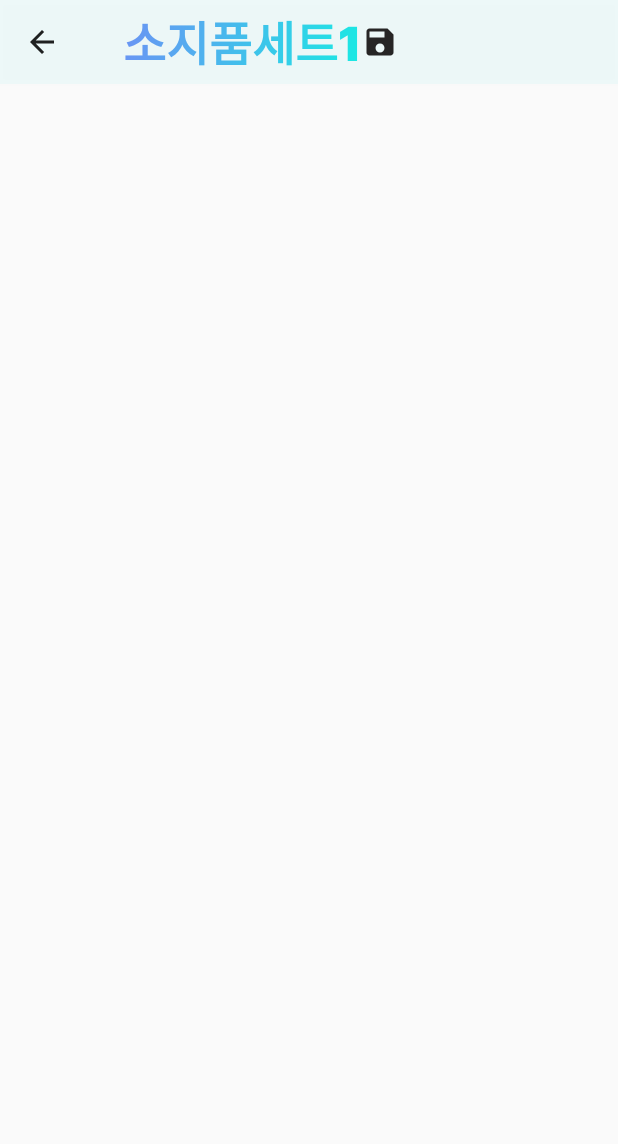
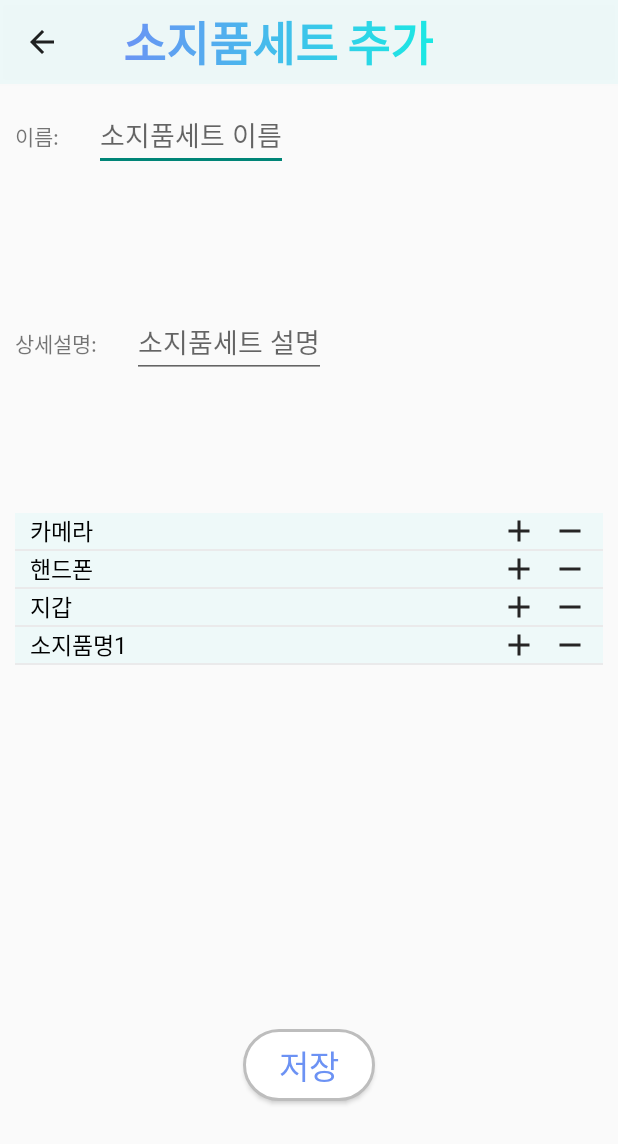
Before and after one commit to LeeJinGue/Magic_Mirror, an Android app: the BelongingSetAddActivity screen opened directly, with no data from a screen before it, on a phone screen of 412 x 824 dp. Shown: the top 1144 px of the screen. Run offline under Robolectric (Android 15) with nearby library versions, the phone set to English and light mode, and no system bars.

Commit message:
1. 소지품 세트 Fragment 구현 - 세트 리스트 or 수정버튼 클릭시 세트 수정으로 넘어가도록 구현해야함 2. 소지품 세트 추가 Activity 구현 - 저장시 이전 화면으로 돌아가면서 저장된 데이터 전달해줘야함 3. 소지품 세트 리스트, 소지품 아이템 리스트 Recycler View 및 Adapter 구현

```diff
--- a/SmartMirror/app/src/main/java/com/cookandroid/smartmirror/activities/BelongingSetAddActivity.java
+++ b/SmartMirror/app/src/main/java/com/cookandroid/smartmirror/activities/BelongingSetAddActivity.java
@@ -6,17 +6,25 @@ import androidx.annotation.NonNull;
 import androidx.appcompat.app.ActionBar;
 import androidx.appcompat.app.AppCompatActivity;
 import androidx.appcompat.widget.Toolbar;
+import androidx.recyclerview.widget.DividerItemDecoration;
+import androidx.recyclerview.widget.LinearLayoutManager;
+import androidx.recyclerview.widget.RecyclerView;
 
 import android.content.Context;
 import android.os.Bundle;
 import android.view.Gravity;
 import android.view.MenuItem;
+import android.widget.Button;
+import android.widget.EditText;
 import android.widget.ImageView;
 import android.widget.LinearLayout;
 import android.widget.TextView;
 
 import com.cookandroid.smartmirror.Methods;
 import com.cookandroid.smartmirror.R;
+import com.cookandroid.smartmirror.adapter.BelongingItemRecyclerAdapter;
+
+import java.util.ArrayList;
 
 public class BelongingSetAddActivity extends AppCompatActivity {
     @Override
@@ -30,26 +38,43 @@ public class BelongingSetAddActivity extends AppCompatActivity {
         return super.onOptionsItemSelected(item);
     }
     Context context;
+    EditText belongingNameEditText;
+    Button belongingSetAddBtn;
+    RecyclerView belongingItemRecyclerView;
+    BelongingItemRecyclerAdapter belongingItemRecyclerAdapter;
     @Override
     protected void onCreate(Bundle savedInstanceState) {
         super.onCreate(savedInstanceState);
         setContentView(R.layout.activity_belonging_set_add);
         context = getApplicationContext();
         // Add Coustom AppBar & Set Title Color Gradient
-        Toolbar toolbar = (Toolbar) findViewById(R.id.toolbar);
+        Toolbar toolbar = (Toolbar) findViewById(R.id.belongingSetAddAppBar);
         TextView tvTitle = toolbar.findViewById(R.id.toolbarTv);
-        ImageView saveBtn = new ImageView(getApplicationContext());
-        LinearLayout.LayoutParams saveBtnParmas = new LinearLayout.LayoutParams(ConvertDPtoPX(context,24), ConvertDPtoPX(context,24));
-        saveBtnParmas.gravity = Gravity.RIGHT;
-        saveBtn.setImageResource(R.drawable.ic_save_24);
-        saveBtn.setLayoutParams(saveBtnParmas);
-        toolbar.addView(saveBtn);
-        tvTitle.setText("소지품세트1");
+        tvTitle.setText("소지품세트 추가");
         Methods methods = new Methods();
         methods.setGradient(getColor(R.color.titleStart), getColor(R.color.titleEnd), tvTitle);
         setSupportActionBar(toolbar);
         ActionBar ab = getSupportActionBar();
         ab.setDisplayShowTitleEnabled(false);
         ab.setDisplayHomeAsUpEnabled(true);
+
+        // 소지품 세트의 이름을 입력하는 EditText
+        belongingNameEditText = findViewById(R.id.belongingSetNameEditText);
+        // 소지품 세트를 추가하는(현재까지 입력한 소지품들을 저장하는) 버튼
+        belongingSetAddBtn = findViewById(R.id.belongingSetAddBtn);
+        // 현재 소지품 세트의 소지품 아이템 리스트를 보여주는 Recycler View
+        belongingItemRecyclerView = findViewById(R.id.belongingItemRecyclerView);
+        ArrayList<String> belongingItemList = new ArrayList<>();
+        belongingItemRecyclerAdapter = new BelongingItemRecyclerAdapter(belongingItemList);
+        belongingItemRecyclerView.setAdapter(belongingItemRecyclerAdapter);
+        belongingItemRecyclerView.setLayoutManager(new LinearLayoutManager(context, RecyclerView.VERTICAL, false));
+        belongingItemRecyclerView.addItemDecoration(new DividerItemDecoration(context, LinearLayoutManager.VERTICAL));
+        belongingItemList.add("카메라");
+        belongingItemList.add("핸드폰");
+        belongingItemList.add("지갑");
+        belongingItemRecyclerAdapter.addItem("소지품명1");
+        belongingItemRecyclerAdapter.notifyDataSetChanged();
+
+
     }
 }
--- a/SmartMirror/app/src/main/java/com/cookandroid/smartmirror/activities/MainScreenActivity.java
+++ b/SmartMirror/app/src/main/java/com/cookandroid/smartmirror/activities/MainScreenActivity.java
@@ -111,7 +111,7 @@ public class MainScreenActivity extends AppCompatActivity {
      */
     @Override
     public boolean onCreateOptionsMenu(Menu menu) {
-        getMenuInflater().inflate(R.menu.menu_main,menu);
+        getMenuInflater().inflate(R.menu.menu_profile_select,menu);
         return true;
     }
 
--- /dev/null
+++ b/SmartMirror/app/src/main/java/com/cookandroid/smartmirror/adapter/BelongingItemRecyclerAdapter.java
@@ -0,0 +1,140 @@
+package com.cookandroid.smartmirror.adapter;
+
+import android.app.AlertDialog;
+import android.content.Context;
+import android.content.DialogInterface;
+import android.util.Log;
+import android.view.LayoutInflater;
+import android.view.View;
+import android.view.ViewGroup;
+import android.widget.EditText;
+import android.widget.ImageView;
+import android.widget.TextView;
+
+import androidx.annotation.NonNull;
+import androidx.recyclerview.widget.RecyclerView;
+
+import com.cookandroid.smartmirror.R;
+
+import org.w3c.dom.Text;
+
+import java.util.ArrayList;
+
+public class BelongingItemRecyclerAdapter extends RecyclerView.Adapter<BelongingItemRecyclerAdapter.ViewHolder> {
+    ArrayList<String> belongingItemList = new ArrayList<>();
+
+    // 아이템 뷰를 위한뷰홀더 객체를 생성하여 리턴
+    @NonNull
+    @Override
+    public BelongingItemRecyclerAdapter.ViewHolder onCreateViewHolder(@NonNull ViewGroup parent, int viewType) {
+        Context context = parent.getContext();
+        LayoutInflater inflater = (LayoutInflater) context.getSystemService(Context.LAYOUT_INFLATER_SERVICE);
+        View view = inflater.inflate(R.layout.belonging_item, parent, false);
+        BelongingItemRecyclerAdapter.ViewHolder vh = new BelongingItemRecyclerAdapter.ViewHolder(view);
+        return vh;
+    }
+
+    // position에 해당하는 데이터를 뷰홀더의 아이템뷰에 표시한다.
+    @Override
+    public void onBindViewHolder(@NonNull ViewHolder holder, int position) {
+        holder.name = belongingItemList.get(position);
+        holder.index = holder.getAdapterPosition();
+        holder.belongingItemNameTextView.setText(belongingItemList.get(position));
+    }
+
+    public BelongingItemRecyclerAdapter(ArrayList<String> belongingItemList){
+        this.belongingItemList = belongingItemList;
+    }
+    public void addItem(String name){
+        Log.i("BelongingRecyclerAdapter", name+"아이템 추가");
+        belongingItemList.add(name);
+        notifyItemInserted(belongingItemList.size());
+        notifyItemRangeChanged(belongingItemList.size()-1, belongingItemList.size());
+    }
+    public String getItemName(int index){
+        return belongingItemList.get(index);
+    }
+    public void removeAt(int index){
+        Log.i("BelongingRecyclerAdapter", index+"번째 아이템 삭제");
+        belongingItemList.remove(index);
+        notifyItemRemoved(index);
+        notifyItemRangeChanged(index, belongingItemList.size());
+    }
+
+    @Override
+    public int getItemCount() {
+        return belongingItemList.size();
+    }
+
+    public class ViewHolder extends RecyclerView.ViewHolder{
+        // 소지품 아이템 한 줄 한줄과 매칭시켜주는?
+        private Context context;
+        private String name;
+        private TextView belongingItemNameTextView;
+        private ImageView belongingItemAddBtn, belongingItemDelBtn;
+        private EditText nameEditText;
+        private int index;
+        public ViewHolder(@NonNull View itemView) {
+            super(itemView);
+            context = itemView.getContext();
+
+            belongingItemNameTextView = (TextView) itemView.findViewById(R.id.belongingItemNameTextView);
+            belongingItemAddBtn = (ImageView) itemView.findViewById(R.id.belongingItemAddBtn);
+            belongingItemAddBtn.setOnClickListener(new View.OnClickListener() {
+                @Override
+                public void onClick(View v) {
+                    AlertDialog.Builder alertDialog = new AlertDialog.Builder(context);
+                    alertDialog.create();
+                    nameEditText = new EditText(alertDialog.getContext());
+                    alertDialog
+                            .setTitle("소지품 명을 입력해주세요.")
+                            .setPositiveButton("추가", new DialogInterface.OnClickListener() {
+                                @Override
+                                public void onClick(DialogInterface dialog, int which) {
+                                    String belongingItemName = nameEditText.getText().toString();
+                                    Log.i("belongingItemAddDialog", "소지품 리스트에 '"+belongingItemName+"' 추가");
+                                    addItem(belongingItemName);
+                                    dialog.dismiss();
+                                }
+                            })
+                            .setNegativeButton("취소", new DialogInterface.OnClickListener() {
+                                @Override
+                                public void onClick(DialogInterface dialog, int which) {
+                                    Log.i("belongingItemAddDialog", "취소");
+                                    dialog.dismiss();
+                                }
+                            })
+                            .setView(nameEditText);
+                    alertDialog.show();
+                }
+            });
+            belongingItemDelBtn = (ImageView) itemView.findViewById(R.id.belongingItemDelBtn);
+            belongingItemDelBtn.setOnClickListener(new View.OnClickListener() {
+                @Override
+                public void onClick(View v) {
+                    AlertDialog.Builder alertDialog = new AlertDialog.Builder(v.getContext());
+                    alertDialog.create();
+                    alertDialog
+                            .setTitle("정말 삭제 하시겠습니까?")
+                            .setPositiveButton("삭제", new DialogInterface.OnClickListener() {
+                                @Override
+                                public void onClick(DialogInterface dialog, int which) {
+                                    Log.i("belongingItemDelDialog", index+"번째 아이템 "+"삭제");
+                                    removeAt(index);
+                                    dialog.dismiss();
+                                }
+                            })
+                            .setNegativeButton("취소", new DialogInterface.OnClickListener() {
+                                @Override
+                                public void onClick(DialogInterface dialog, int which) {
+                                    Log.i("belongingItemDelDialog", "취소");
+                                    dialog.dismiss();
+                                }
+                            });
+                    alertDialog.show();
+                }
+            });
+
+        }
+    }
+}
--- a/SmartMirror/app/src/main/java/com/cookandroid/smartmirror/adapter/ScheduleRecyclerAdapter.java
+++ b/SmartMirror/app/src/main/java/com/cookandroid/smartmirror/adapter/ScheduleRecyclerAdapter.java
@@ -84,6 +84,7 @@ public class ScheduleRecyclerAdapter extends RecyclerView.Adapter<ScheduleRecycl
         int index;
         public ViewHolder(@NonNull View itemView) {
             super(itemView);
+            context = itemView.getContext();
 
             scheduleIconAndTime = itemView.findViewById(R.id.scheduleIconAndTime);
             scheduleIcon = itemView.findViewById(R.id.scheduleIcon);
@@ -115,7 +116,6 @@ public class ScheduleRecyclerAdapter extends RecyclerView.Adapter<ScheduleRecycl
                     alertDialog.show();
                 }
             });
-            context = itemView.getContext();
             // 일정 클릭시 수정 화면으로 이동
             itemView.setOnClickListener(new View.OnClickListener() {
                 @Override
--- a/SmartMirror/app/src/main/java/com/cookandroid/smartmirror/navigationFragment/CheckBelongingsFragment.java
+++ b/SmartMirror/app/src/main/java/com/cookandroid/smartmirror/navigationFragment/CheckBelongingsFragment.java
@@ -16,7 +16,7 @@ import android.widget.Button;
 
 import com.cookandroid.smartmirror.R;
 import com.cookandroid.smartmirror.activities.BelongingSetAddActivity;
-import com.cookandroid.smartmirror.adapter.BelongingListRecyclerAdapter;
+import com.cookandroid.smartmirror.adapter.BelongingSetRecyclerAdapter;
 import com.cookandroid.smartmirror.dataClass.belongingSetData;
 
 import java.util.ArrayList;
@@ -27,7 +27,7 @@ public class CheckBelongingsFragment extends Fragment {
     Context context;
     Button belongingAddBtn;
     ArrayList<belongingSetData> mList;
-    BelongingListRecyclerAdapter mAdapter;
+    BelongingSetRecyclerAdapter mAdapter;
     @Override
     public View onCreateView(LayoutInflater inflater, ViewGroup container,
                              Bundle savedInstanceState) {
@@ -46,7 +46,7 @@ public class CheckBelongingsFragment extends Fragment {
             }
         });
         mList = new ArrayList<>();
-        mAdapter = new BelongingListRecyclerAdapter(mList);
+        mAdapter = new BelongingSetRecyclerAdapter(mList);
         belongingSetRecyclerView.setAdapter(mAdapter);
         belongingSetRecyclerView.setLayoutManager(new LinearLayoutManager(rootView.getContext(), RecyclerView.VERTICAL, false));
         belongingSetRecyclerView.addItemDecoration(new DividerItemDecoration(rootView.getContext(), LinearLayoutManager.VERTICAL));
--- a/SmartMirror/app/src/main/res/layout/activity_belonging_set_add.xml
+++ b/SmartMirror/app/src/main/res/layout/activity_belonging_set_add.xml
@@ -6,16 +6,88 @@
     android:layout_height="match_parent"
     android:orientation="vertical"
     android:id="@+id/belongingSetAddLayout"
+    android:weightSum="12"
     tools:context=".activities.BelongingSetAddActivity">
-    <include layout="@layout/custom_appbar"></include>
-    <androidx.recyclerview.widget.RecyclerView
+
+    <include layout="@layout/custom_appbar"
+        android:id="@+id/belongingSetAddAppBar"></include>
+
+    <LinearLayout
         android:layout_width="match_parent"
         android:layout_height="0dp"
-        android:layout_weight="8"
+        android:layout_weight="2"
         android:layout_marginVertical="10dp"
+        android:id="@+id/belongingSetNameLayout"
+        android:layout_gravity="center_horizontal"
+        android:orientation="horizontal">
+        <TextView
+            android:layout_width="wrap_content"
+            android:layout_height="wrap_content"
+            android:text="이름: "
+            android:layout_marginHorizontal="10dp"
+            ></TextView>
+
+        <EditText
+            android:id="@+id/belongingSetNameEditText"
+            android:layout_width="wrap_content"
+            android:layout_height="wrap_content"
+            android:layout_marginHorizontal="10dp"
+            android:hint="소지품세트 이름"></EditText>
+
+    </LinearLayout>
+    <LinearLayout
+        android:layout_width="match_parent"
+        android:layout_height="0dp"
+        android:layout_weight="2"
+        android:layout_marginVertical="10dp"
+        android:layout_centerHorizontal="true"
+        android:id="@+id/belongingSetDetailLayout"
+        android:layout_below="@+id/belongingSetNameLayout"
+        android:orientation="horizontal">
+        <TextView
+            android:layout_width="wrap_content"
+            android:layout_height="wrap_content"
+            android:text="상세설명: "
+            android:layout_marginHorizontal="10dp"
+            ></TextView>
+
+        <EditText
+            android:id="@+id/belongingSetDetailEditText"
+            android:layout_width="wrap_content"
+            android:layout_height="wrap_content"
+            android:layout_marginHorizontal="10dp"
+            android:hint="소지품세트 설명"></EditText>
+
+    </LinearLayout>
+
+    <androidx.recyclerview.widget.RecyclerView
+        android:id="@+id/belongingItemRecyclerView"
+        android:layout_width="match_parent"
+        android:layout_height="0dp"
+        android:layout_weight="5.5"
+        android:scrollbars="vertical"
+        android:layout_gravity="center_horizontal"
         android:layout_marginHorizontal="10dp"
-        android:layout_gravity="center_horizontal"
-        android:id="@+id/belongingItemRecyclerView"></androidx.recyclerview.widget.RecyclerView>
+        android:layout_below="@+id/belongingSetDetailLayout"
+        android:layout_marginVertical="10dp"></androidx.recyclerview.widget.RecyclerView>
+    <LinearLayout
+        android:layout_width="match_parent"
+        android:layout_height="0dp"
+        android:layout_weight="2"
+        android:orientation="vertical"
+        android:layout_gravity="fill_vertical">
+        <Button
+            android:layout_width="wrap_content"
+            android:layout_height="wrap_content"
+            android:id="@+id/belongingSetAddBtn"
+            android:layout_marginVertical="10dp"
+            android:background="@drawable/radius"
+            android:text="저장"
+            android:paddingHorizontal="10dp"
+            android:layout_gravity="center_horizontal"
 
+            android:textAppearance="@style/btnStyle"></Button>
+
+    </LinearLayout>
 
 </LinearLayout>
--- a/SmartMirror/app/src/main/res/layout/activity_message_check.xml
+++ b/SmartMirror/app/src/main/res/layout/activity_message_check.xml
@@ -39,7 +39,7 @@
             android:padding="10dp"
             android:layout_weight="1"
             android:background="@drawable/rectangle"
-            android:hint="텍스트를 입력해주세요."
+            android:hint="메시지를 입력해주세요."
             ></EditText>
         <ImageView
             android:layout_width="wrap_content"
--- a/SmartMirror/app/src/main/res/layout/belonging_item.xml
+++ b/SmartMirror/app/src/main/res/layout/belonging_item.xml
@@ -22,20 +22,20 @@
             android:layout_centerVertical="true"
             android:gravity="center_vertical"
             android:textAppearance="@style/scheduleTitle"
-            android:id="@+id/belongingName"
+            android:id="@+id/belongingItemNameTextView"
             android:text="소지품명"></TextView>
         <ImageView
             android:layout_width="24dp"
             android:layout_height="24dp"
-            android:layout_toLeftOf="@+id/belongingDelBtn"
+            android:layout_toLeftOf="@+id/belongingItemDelBtn"
             android:src="@drawable/ic_add_24"
             android:layout_centerVertical="true"
-            android:id="@+id/belongingAddBtn"></ImageView>
+            android:id="@+id/belongingItemAddBtn"></ImageView>
         <ImageView
             android:layout_width="24dp"
             android:layout_height="24dp"
             android:src="@drawable/ic_remove_24"
-            android:id="@+id/belongingDelBtn"
+            android:id="@+id/belongingItemDelBtn"
             android:layout_marginLeft="10dp"
             android:layout_alignParentRight="true"
             android:layout_centerVertical="true"
--- a/SmartMirror/app/src/main/res/layout/fragment_schedule.xml
+++ b/SmartMirror/app/src/main/res/layout/fragment_schedule.xml
@@ -28,13 +28,14 @@
 
     <Button
         android:id="@+id/scheduleAddBtn"
-        android:layout_width="110dp"
-        android:layout_height="60dp"
+        android:layout_width="wrap_content"
+        android:layout_height="wrap_content"
         android:layout_marginVertical="10dp"
         android:layout_centerHorizontal="true"
         android:layout_alignParentBottom="true"
         android:layout_marginHorizontal="10dp"
         android:layout_marginTop="10dp"
+        android:paddingHorizontal="10dp"
         android:background="@drawable/radius"
         android:text="일정 추가"
         android:textAlignment="center"
```
Also changed, not shown: SmartMirror/app/src/main/java/com/cookandroid/smartmirror/adapter/BelongingListRecyclerAdapter.java (deleted, +0 -69 lines), SmartMirror/app/src/main/java/com/cookandroid/smartmirror/adapter/BelongingSetRecyclerAdapter.java (added, +72 -0 lines), SmartMirror/app/src/main/res/menu/menu_profile_select.xml (renamed from SmartMirror/app/src/main/res/menu/menu_main.xml), 20 other files.
